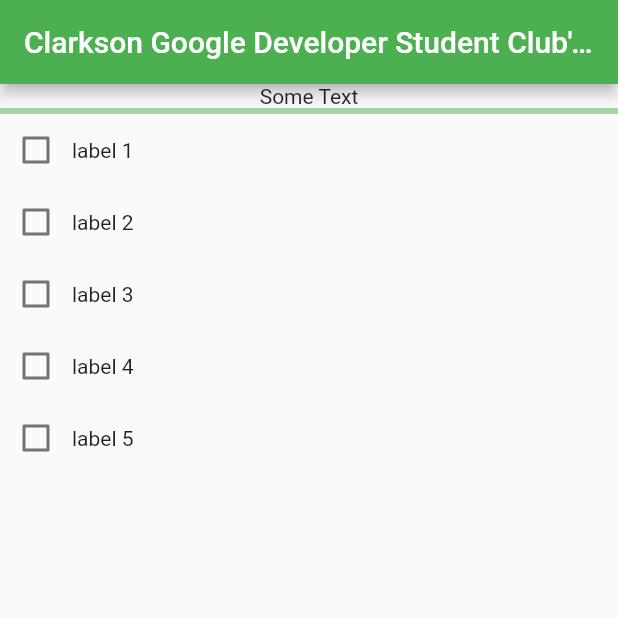
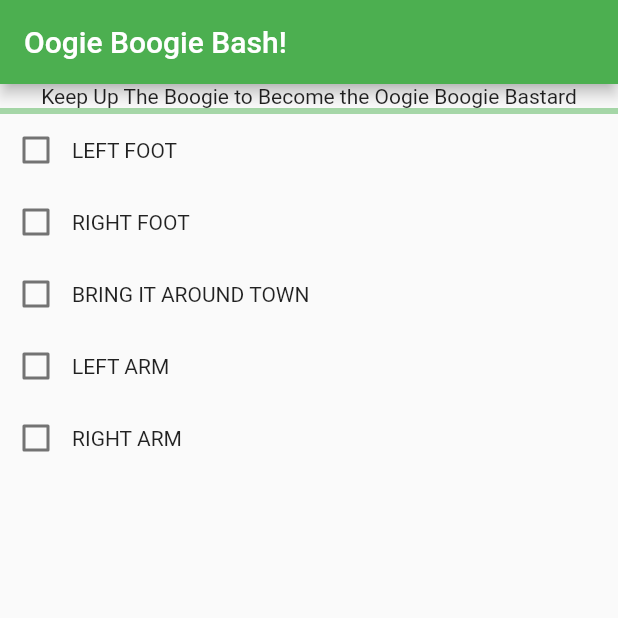
Before and after one commit to Clarkson-Google-Developer-Student-Club/flutterwebsite, a Flutter app: the screen it shows after launch, on a phone screen of 412 x 824 dp, the top half of it. Run offline on Flutter 3.47's test engine with Material 2 defaults, Android fonts, the phone set to English and light mode, and no system bars.

Commit message:
oogie boogie

```diff
--- a/lib/main.dart
+++ b/lib/main.dart
@@ -2,42 +2,43 @@ import 'package:flutter/material.dart';
 
 void main() => runApp(MyApp());
 
-class MyApp extends StatelessWidget {
+class MyApp extends StatelessWidget{
   @override
-  Widget build(BuildContext context) {
+  Widget build( BuildContext context){
     return MaterialApp(
-      title: 'Title',
+      title: 'Oogie Boogie',
       theme: ThemeData(primarySwatch: Colors.green),
-      home: MyHomePage()
-    );
+      home: MyHomePage(),
+
+      );
+    }
   }
-}
 
 class MyHomePage extends StatelessWidget {
   @override
-  Widget build(BuildContext context) {
+  Widget build (BuildContext context){
     return Scaffold(
       appBar: AppBar(
-        title: Text("Clarkson Google Developer Student Club's Website")
+        title: Text("Oogie Boogie Bash!"),
       ),
       body: Column(
         children: [
           Progress(),
-          TaskList()
-        ]
-      )
+          TaskList(),
+        ],
+      ),
     );
   }
 }
 
 class Progress extends StatelessWidget {
   @override
-  Widget build(BuildContext context) {
+  Widget build(BuildContext context){
     return Column(
       children: [
-        Text("Some Text"),
-        LinearProgressIndicator(value: 0.0)
-      ]
+         Text("Keep Up The Boogie to Become the Oogie Boogie Bastard"),
+        LinearProgressIndicator(value: 0.0),
+      ],
     );
   }
 }
@@ -47,38 +48,39 @@ class TaskList extends StatelessWidget {
   Widget build(BuildContext context) {
     return Column(
       children: [
-        TaskItem(label: "label 1"),
-        TaskItem(label: "label 2"),
-        TaskItem(label: "label 3"),
-        TaskItem(label: "label 4"),
-        TaskItem(label: "label 5")
-      ]
+        TaskItem(label: "LEFT FOOT"),
+        TaskItem(label: "RIGHT FOOT"),
+        TaskItem(label: "BRING IT AROUND TOWN"),
+        TaskItem(label: "LEFT ARM"),
+        TaskItem(label: "RIGHT ARM"),
+      ],
     );
   }
 }
 
-class TaskItem extends StatefulWidget {
+class TaskItem extends StatefulWidget{
   final String label;
 
   TaskItem({Key? key, required this.label}) : super(key: key);
 
   @override
   _TaskItemState createState() => _TaskItemState();
+
 }
 
-class _TaskItemState extends State<TaskItem> {
+class _TaskItemState extends State<TaskItem>{
   bool? _value = false;
 
   @override
   Widget build(BuildContext context) {
     return Row(
       children: [
-        Checkbox(
-          onChanged: (newValue) => setState(() => _value = newValue),
-          value: _value
-        ),
-        Text(widget.label)
-      ]
+        Checkbox(onChanged:
+                 (newValue) => setState(() => _value = newValue),
+                 value: _value,
+                ),
+        Text(widget.label),
+      ],
     );
   }
 }
```
